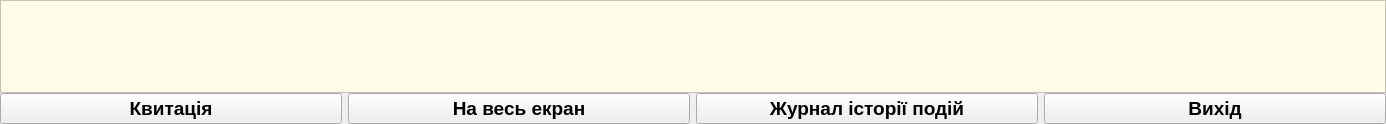
Old version of the form mainwindow.ui in the repository icprog/alarm_cli.
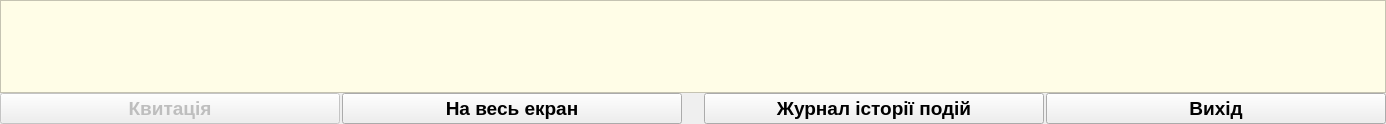
New version of the form. Icons and pictures are not drawn.

```diff
--- a/mainwindow.ui
+++ b/mainwindow.ui
@@ -264,9 +264,15 @@
      </widget>
     </item>
     <item>
-     <layout class="QHBoxLayout" name="horizontalLayout">
+     <layout class="QHBoxLayout" name="horizontalLayout" stretch="20,20,1,20,20">
+      <property name="spacing">
+       <number>2</number>
+      </property>
       <item>
        <widget class="QPushButton" name="buttonConfirm">
+        <property name="enabled">
+         <bool>false</bool>
+        </property>
         <property name="font">
          <font>
           <pointsize>14</pointsize>
@@ -313,6 +319,22 @@
         </property>
        </widget>
       </item>
+      <item>
+       <widget class="QLabel" name="labelBiggerThen5Alarms">
+        <property name="sizePolicy">
+         <sizepolicy hsizetype="Preferred" vsizetype="Preferred">
+          <horstretch>0</horstretch>
+          <verstretch>0</verstretch>
+         </sizepolicy>
+        </property>
+        <property name="text">
+         <string/>
+        </property>
+        <property name="scaledContents">
+         <bool>false</bool>
+        </property>
+       </widget>
+      </item>
       <item>
        <widget class="QPushButton" name="buttonReport">
         <property name="font">
```
